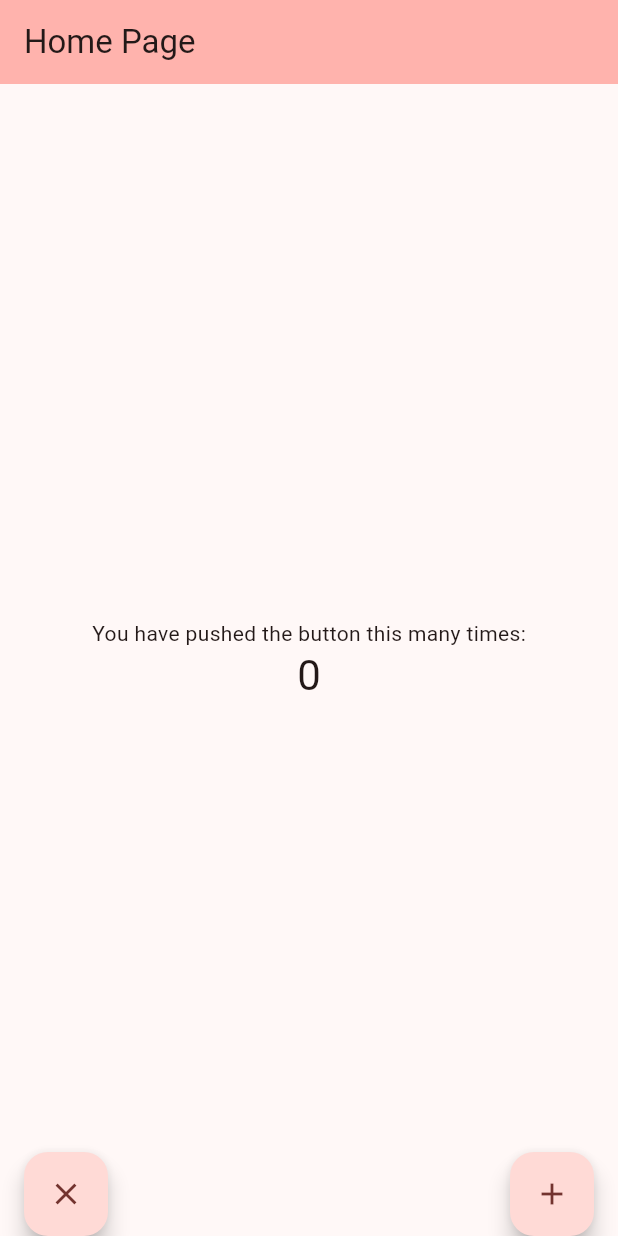
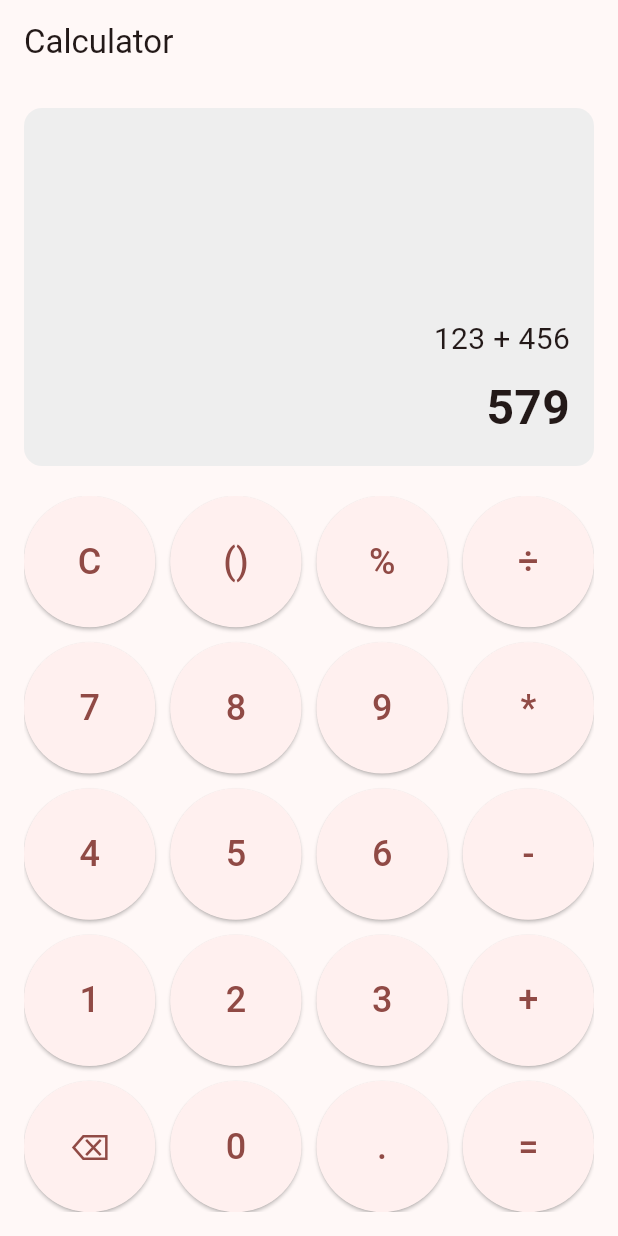
Before and after one commit to Le-atuan/flutter_tutorial, a Flutter app: the screen it shows after launch, on a phone screen of 412 x 824 dp. Run offline on Flutter 3.47's test engine with Material 3 defaults, Android fonts, the phone set to English and light mode, and no system bars.

Commit message:
update project structure, UI for calculator

```diff
--- /dev/null
+++ b/devtools_options.yaml
@@ -0,0 +1,3 @@
+description: This file stores settings for Dart & Flutter DevTools.
+documentation: https://docs.flutter.dev/tools/devtools/extensions#configure-extension-enablement-states
+extensions:
--- /dev/null
+++ b/lib/features/calculator/presentation/screens/calculator_screen.dart
@@ -0,0 +1,72 @@
+import 'package:flutter/material.dart';
+import '../widgets/calc_button.dart';
+
+class CalculatorScreen extends StatelessWidget {
+  const CalculatorScreen({super.key});
+
+  @override
+  Widget build(BuildContext context) {
+    final buttons = [
+      'C','()','%','÷',
+      '7', '8', '9', '*',
+      '4', '5', '6', '-',
+      '1', '2', '3', '+',
+      '⌫', '0', '.', '=',
+    ];
+
+    return Scaffold(
+      appBar: AppBar(title: const Text('Calculator')),
+      body: Padding(
+        padding: const EdgeInsets.all(16),
+        child: Column(
+          children: [
+            Expanded(
+              flex: 1,
+              child: Container(
+                width: double.infinity,
+                padding: const EdgeInsets.all(16),
+                decoration: BoxDecoration(
+                  color: Colors.grey.shade200,
+                  borderRadius: BorderRadius.circular(12),
+                ),
+                child: const Column(
+                  mainAxisAlignment: MainAxisAlignment.end,
+                  crossAxisAlignment: CrossAxisAlignment.end,
+                  children: [
+                    Text('123 + 456', style: TextStyle(fontSize: 20)),
+                    SizedBox(height: 8),
+                    Text(
+                      '579',
+                      style: TextStyle(
+                        fontSize: 32,
+                        fontWeight: FontWeight.bold,
+                      ),
+                    ),
+                  ],
+                ),
+              ),
+            ),
+
+            const SizedBox(height: 20),
+
+            Expanded(
+              flex: 2,
+              child: GridView.count(
+                crossAxisCount: 4,
+                crossAxisSpacing: 10,
+                mainAxisSpacing: 10,
+                physics: const NeverScrollableScrollPhysics(),
+                children: buttons.map((text) {
+                  return CalcButton(
+                    text: text,
+                    onPressed: () {},
+                  );
+                }).toList(),
+              ),
+            ),
+          ],
+        ),
+      ),
+    );
+  }
+}
--- /dev/null
+++ b/lib/features/calculator/presentation/widgets/calc_button.dart
@@ -0,0 +1,23 @@
+import 'package:flutter/material.dart';
+
+class CalcButton extends StatelessWidget {
+  final String text;
+  final VoidCallback? onPressed;
+
+  const CalcButton({
+    super.key,
+    required this.text,
+    this.onPressed,
+  });
+
+  @override
+  Widget build(BuildContext context) {
+    return ElevatedButton(
+      onPressed: onPressed,
+      child: Text(
+        text,
+        style: const TextStyle(fontSize: 24),
+      ),
+    );
+  }
+}
--- a/lib/main.dart
+++ b/lib/main.dart
@@ -1,4 +1,9 @@
 import 'package:flutter/material.dart';
+import 'package:provider/provider.dart';
+
+import 'shared/provider/calculator_provider.dart';
+import 'features/calculator/presentation/screens/calculator_screen.dart';
+import 'theme/app_theme.dart';
 
 void main() {
   runApp(const MyApp());
@@ -7,130 +12,20 @@ void main() {
 class MyApp extends StatelessWidget {
   const MyApp({super.key});
 
-  // This widget is the root of your application.
   @override
   Widget build(BuildContext context) {
-    return MaterialApp(
-      title: 'Flutter Demo',
-      theme: ThemeData(
-        // This is the theme of your application.
-        //
-        // TRY THIS: Try running your application with "flutter run". You'll see
-        // the application has a purple toolbar. Then, without quitting the app,
-        // try changing the seedColor in the colorScheme below to Colors.green
-        // and then invoke "hot reload" (save your changes or press the "hot
-        // reload" button in a Flutter-supported IDE, or press "r" if you used
-        // the command line to start the app).
-        //
-        // Notice that the counter didn't reset back to zero; the application
-        // state is not lost during the reload. To reset the state, use hot
-        // restart instead.
-        //
-        // This works for code too, not just values: Most code changes can be
-        // tested with just a hot reload.
-        colorScheme: .fromSeed(seedColor: const Color(0xFFEC1C2A)),
+    return ChangeNotifierProvider(
+      create: (_) => CalculatorProvider(),
+      child: MaterialApp(
+        debugShowCheckedModeBanner: false,
+        title: 'Calculator App',
+        theme: ThemeData(
+          colorScheme: ColorScheme.fromSeed(
+            seedColor: const Color(0xFFEC1C2A),
+          ),
+        ),
+        home: const CalculatorScreen(),
       ),
-      home: const MyHomePage(title: 'Home Page'),
     );
   }
 }
-
-class MyHomePage extends StatefulWidget {
-  const MyHomePage({super.key, required this.title});
-
-  // This widget is the home page of your application. It is stateful, meaning
-  // that it has a State object (defined below) that contains fields that affect
-  // how it looks.
-
-  // This class is the configuration for the state. It holds the values (in this
-  // case the title) provided by the parent (in this case the App widget) and
-  // used by the build method of the State. Fields in a Widget subclass are
-  // always marked "final".
-
-  final String title;
-
-  @override
-  State<MyHomePage> createState() => _MyHomePageState();
-}
-
-class _MyHomePageState extends State<MyHomePage> {
-  int _counter = 0;
-
-  void _incrementCounter() {
-    setState(() {
-      // This call to setState tells the Flutter framework that something has
-      // changed in this State, which causes it to rerun the build method below
-      // so that the display can reflect the updated values. If we changed
-      // _counter without calling setState(), then the build method would not be
-      // called again, and so nothing would appear to happen.
-      _counter++;
-    });
-  }
-
-  void _clearCounter() => setState(() => _counter = 0);
-
-  @override
-  Widget build(BuildContext context) {
-    // This method is rerun every time setState is called, for instance as done
-    // by the _incrementCounter method above.
-    //
-    // The Flutter framework has been optimized to make rerunning build methods
-    // fast, so that you can just rebuild anything that needs updating rather
-    // than having to individually change instances of widgets.
-    return Scaffold(
-      appBar: AppBar(
-        // TRY THIS: Try changing the color here to a specific color (to
-        // Colors.amber, perhaps?) and trigger a hot reload to see the AppBar
-        // change color while the other colors stay the same.
-        backgroundColor: Theme.of(context).colorScheme.inversePrimary,
-        // Here we take the value from the MyHomePage object that was created by
-        // the App.build method, and use it to set our appbar title.
-        title: Text(widget.title),
-      ),
-      body: Center(
-        // Center is a layout widget. It takes a single child and positions it
-        // in the middle of the parent.
-        child: Column(
-          // Column is also a layout widget. It takes a list of children and
-          // arranges them vertically. By default, it sizes itself to fit its
-          // children horizontally, and tries to be as tall as its parent.
-          //
-          // Column has various properties to control how it sizes itself and
-          // how it positions its children. Here we use mainAxisAlignment to
-          // center the children vertically; the main axis here is the vertical
-          // axis because Columns are vertical (the cross axis would be
-          // horizontal).
-          //
-          // TRY THIS: Invoke "debug painting" (choose the "Toggle Debug Paint"
-          // action in the IDE, or press "p" in the console), to see the
-          // wireframe for each widget.
-          mainAxisAlignment: .center,
-          children: [
-            const Text('You have pushed the button this many times:'),
-            Text(
-              '$_counter',
-              style: Theme.of(context).textTheme.headlineMedium,
-            ),
-          ],
-        ),
-      ),
-      floatingActionButton: Padding(
-        padding: const EdgeInsets.symmetric(horizontal: 16.0),
-        child: Row(
-          mainAxisAlignment: MainAxisAlignment.spaceBetween,
-          children: [
-            FloatingActionButton(
-              onPressed: _clearCounter,
-              child: const Icon(Icons.close),
-            ),
-            FloatingActionButton(
-              onPressed: _incrementCounter,
-              child: const Icon(Icons.add),
-            ),
-          ],
-        ),
-      ),
-      floatingActionButtonLocation: .centerDocked,
-    );
-  }
-}
--- /dev/null
+++ b/lib/shared/provider/calculator_provider.dart
@@ -0,0 +1,28 @@
+import 'package:flutter/material.dart';
+
+class CalculatorProvider extends ChangeNotifier {
+  String input = '';
+  String result = '0';
+
+  List<String> history = [];
+
+  /// thêm ký tự
+  void add(String value) {
+    input += value;
+    notifyListeners();
+  }
+
+  /// clear
+  void clear() {
+    input = '';
+    result = '0';
+    notifyListeners();
+  }
+
+  /// tính toán (demo)
+  void calculate() {
+    result = input;
+    history.insert(0, '$input = $result');
+    notifyListeners();
+  }
+}
--- a/pubspec.yaml
+++ b/pubspec.yaml
@@ -34,6 +34,7 @@ dependencies:
   # The following adds the Cupertino Icons font to your application.
   # Use with the CupertinoIcons class for iOS style icons.
   cupertino_icons: ^1.0.8
+  provider: ^6.1.5+1
 
 dev_dependencies:
   flutter_test:
```
Also changed, not shown: lib/features/calculator/logic/calculate_logic.dart (added), lib/theme/app_theme.dart (added), pubspec.lock.
